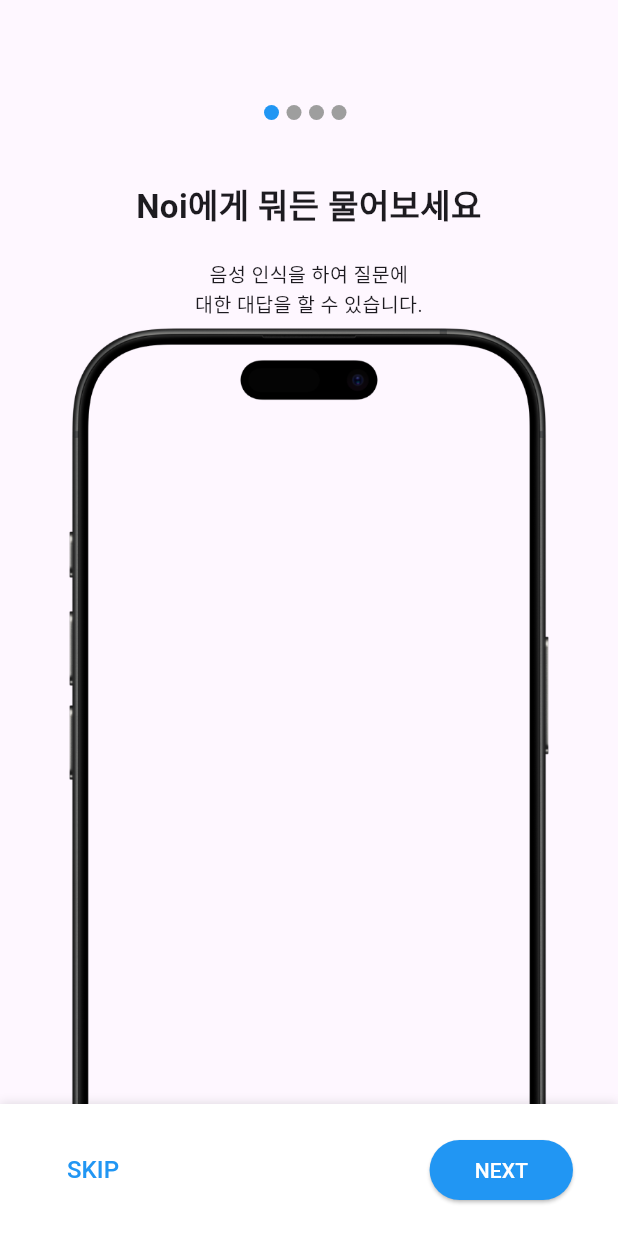
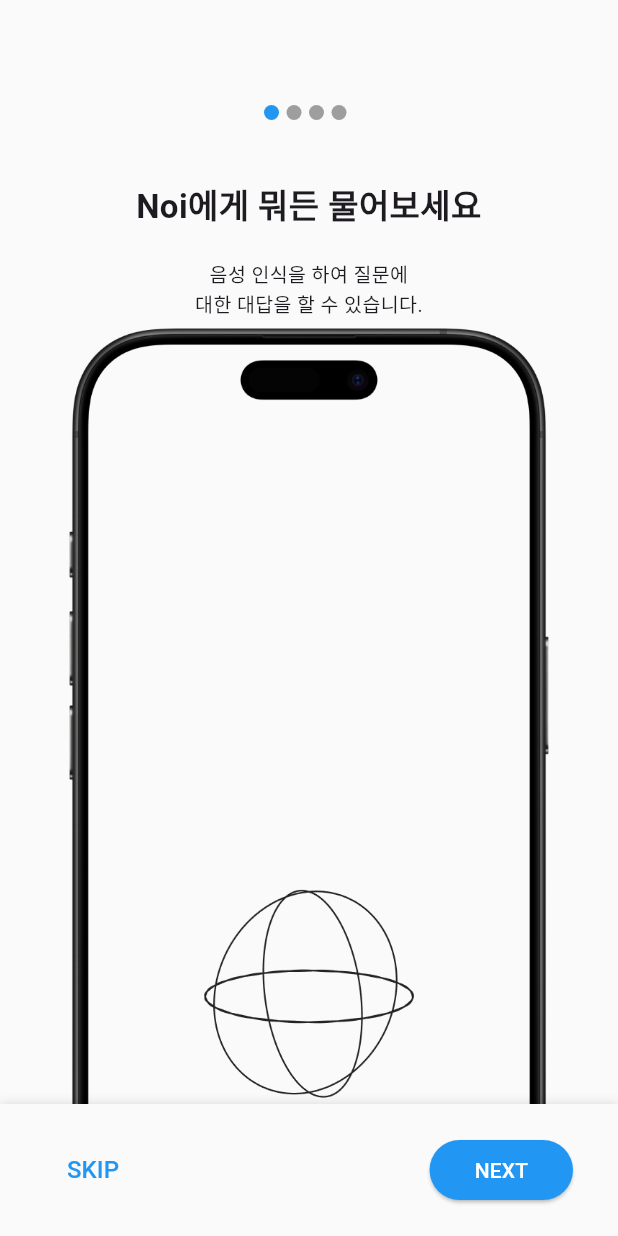
Before and after one commit to Hyun647/UnoweVision, a Flutter app: the screen it shows after launch, on a phone screen of 412 x 824 dp. Run offline on Flutter 3.47's test engine with Material 3 defaults, Android fonts, the phone set to English and light mode, and no system bars; our stand-ins replace flutter_dotenv, flutter_tts, permission_handler, speech_to_text; missing offline and left inert: google_speech.

Commit message:
온보딩 개발중

```diff
--- a/unowevision/lib/screens/onboarding_screen.dart
+++ b/unowevision/lib/screens/onboarding_screen.dart
@@ -35,6 +35,7 @@ class _OnboardingScreenState extends State<OnboardingScreen> {
   @override
   Widget build(BuildContext context) {
     return Scaffold(
+      backgroundColor: Color.fromRGBO(250, 250, 250, 1), // 전체 배경색을 RGB(250, 250, 250)으로 설정
       body: Stack(
         children: [
           PageView.builder(
@@ -50,7 +51,7 @@ class _OnboardingScreenState extends State<OnboardingScreen> {
             },
           ),
           Positioned(
-            top: 70, // 점들을 조금 더 아래로 내림
+            top: 70,
             left: 0,
             right: 0,
             child: Row(
@@ -73,7 +74,9 @@ class _OnboardingScreenState extends State<OnboardingScreen> {
   }
 
   Widget buildPageContent(OnboardingPage page) {
-    return Padding(
+    return Container(
+      color: Color.fromRGBO(250, 250, 250, 1), // 각 페이지의 배경색도 RGB(250, 250, 250)으로 설정
+      child: Padding(
         padding: EdgeInsets.symmetric(horizontal: 40),
         child: Column(
           mainAxisAlignment: MainAxisAlignment.start,
@@ -91,16 +94,29 @@ class _OnboardingScreenState extends State<OnboardingScreen> {
               textAlign: TextAlign.center,
             ),
             Expanded(
-            child: Align(
-              alignment: Alignment.bottomCenter,
-              child: Image.asset(
+              child: Stack(
+                alignment: Alignment.center,
+                children: [
+                  Image.asset(
                     page.image,
                     fit: BoxFit.contain,
                     width: double.infinity,
                   ),
+                  if (_currentPage == 0 || _currentPage == 2) // 1번과 3번 화면에만 GIF 표시
+                    Positioned(
+                      bottom: MediaQuery.of(context).size.height * 0.05, // 아래에서부터의 위치 조정
+                      child: Image.asset(
+                        'assets/images/waitingimg.gif',
+                        width: 240, // 크기를 더 키움
+                        height: 240,
+                        fit: BoxFit.contain,
                       ),
                     ),
                 ],
+              ),
+            ),
+          ],
+        ),
       ),
     );
   }
@@ -121,7 +137,7 @@ class _OnboardingScreenState extends State<OnboardingScreen> {
     return Container(
       padding: EdgeInsets.symmetric(horizontal: 30, vertical: 20),
       decoration: BoxDecoration(
-        color: Colors.white,
+        color: Color.fromRGBO(250, 250, 250, 1), // 하단 버튼 영역의 배경색도 RGB(250, 250, 250)으로 설정
         boxShadow: [
           BoxShadow(
             color: Colors.black12,
@@ -130,7 +146,24 @@ class _OnboardingScreenState extends State<OnboardingScreen> {
           ),
         ],
       ),
-      child: Row(
+      child: _currentPage == _pages.length - 1
+          ? Center( // 마지막 페이지일 때 버튼을 가운데 정렬
+              child: ElevatedButton(
+                onPressed: () {
+                  Navigator.pushReplacementNamed(context, '/home');
+                },
+                child: Text('시작하기'),
+                style: ElevatedButton.styleFrom(
+                  backgroundColor: Colors.blue,
+                  foregroundColor: Colors.white,
+                  shape: RoundedRectangleBorder(
+                    borderRadius: BorderRadius.circular(20),
+                  ),
+                  padding: EdgeInsets.symmetric(horizontal: 30, vertical: 10),
+                ),
+              ),
+            )
+          : Row(
               mainAxisAlignment: MainAxisAlignment.spaceBetween,
               children: [
                 TextButton(
@@ -140,37 +173,22 @@ class _OnboardingScreenState extends State<OnboardingScreen> {
                   child: Text(
                     'SKIP',
                     style: TextStyle(
-                color: Colors.blue, // SKIP 버튼의 텍스트 색을 파란색으로 변경
+                      color: Colors.blue,
                       fontSize: 16,
                     ),
                   ),
                 ),
-          _currentPage == _pages.length - 1
-              ? ElevatedButton(
-                  onPressed: () {
-                    Navigator.pushReplacementNamed(context, '/home');
-                  },
-                  child: Text('시작하기'),
-                  style: ElevatedButton.styleFrom(
-                    backgroundColor: Colors.blue,
-                    foregroundColor: Colors.white, // 텍스트 색상을 흰색으로 설정
-                    shape: RoundedRectangleBorder(
-                      borderRadius: BorderRadius.circular(20),
-                    ),
-                    padding: EdgeInsets.symmetric(horizontal: 30, vertical: 10),
-                  ),
-                )
-              : ElevatedButton(
+                ElevatedButton(
                   onPressed: () {
                     _pageController.nextPage(
                       duration: Duration(milliseconds: 300),
                       curve: Curves.easeInOut,
                     );
                   },
-                  child: Text('NEXT'), // '다음'을 'NEXT'로 변경
+                  child: Text('NEXT'),
                   style: ElevatedButton.styleFrom(
                     backgroundColor: Colors.blue,
-                    foregroundColor: Colors.white, // 텍스트 색상을 흰색으로 설정
+                    foregroundColor: Colors.white,
                     shape: RoundedRectangleBorder(
                       borderRadius: BorderRadius.circular(20),
                     ),
--- a/unowevision/pubspec.yaml
+++ b/unowevision/pubspec.yaml
@@ -19,6 +19,8 @@ dependencies:
   cupertino_icons: ^1.0.2  # 최신 버전 유지
   flutter_tts: ^4.0.2  # flutter_tts 패키지 추가
   permission_handler: ^11.3.1
+  lottie: ^2.3.2  # 최신 버전을 사용하세요
+  shared_preferences: ^2.2.2
 
 dev_dependencies:
   flutter_test:
@@ -29,3 +31,4 @@ flutter:
   uses-material-design: true
   assets:
     - assets/images/onboardingphone.png
+    - assets/images/waitingimg.gif
```
Also changed, not shown: unowevision/assets/images/waitingimg.gif (added), unowevision/pubspec.lock, 2 other files. Lines whose indentation alone changed are shown as unchanged.
